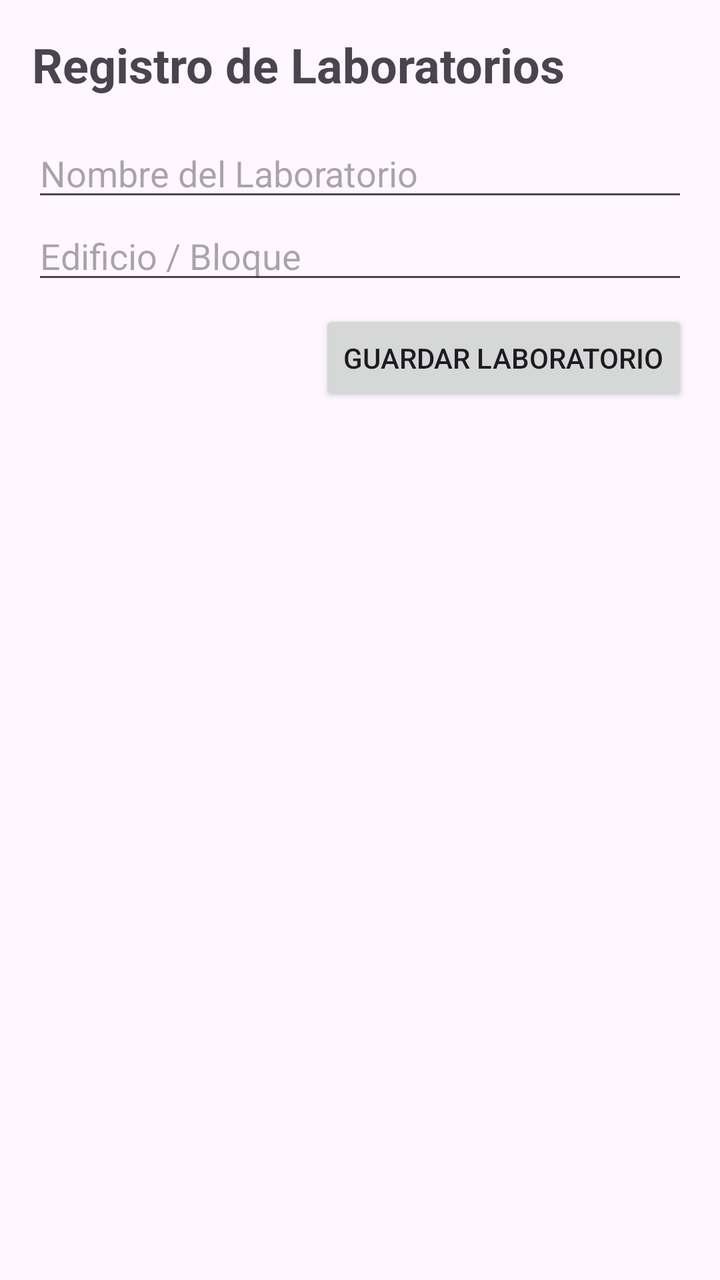
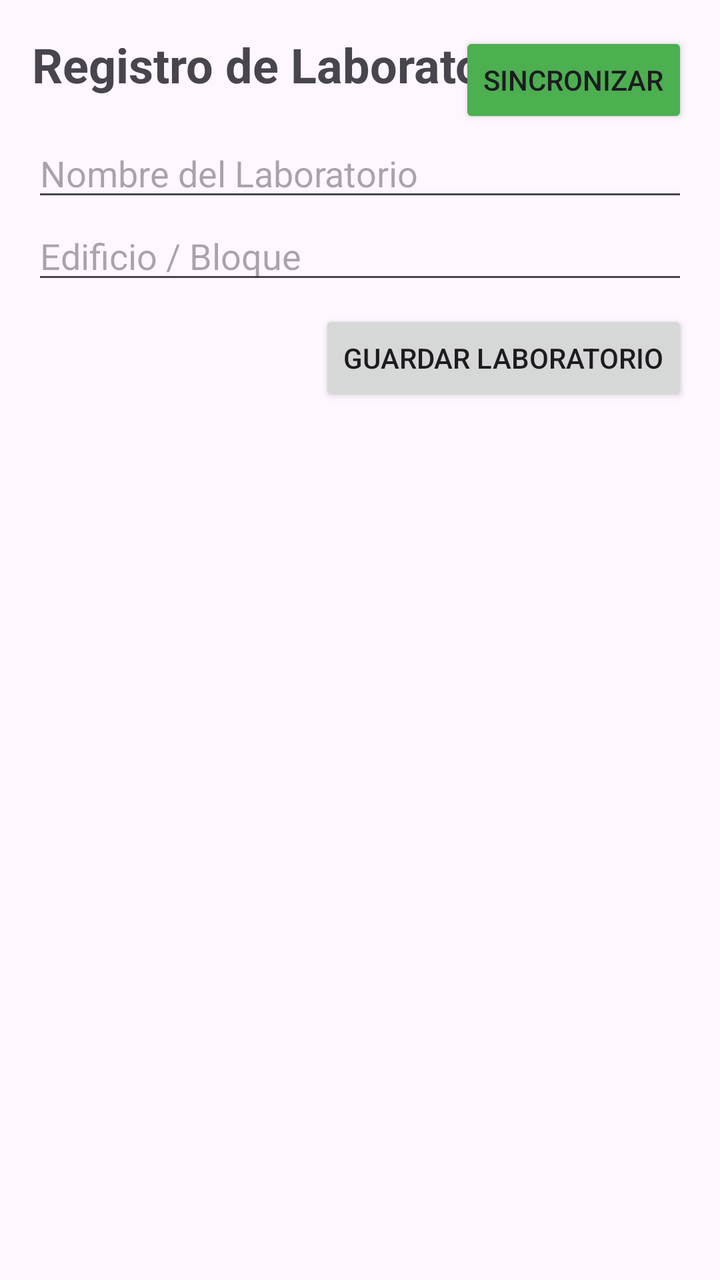

An Android layout rendered at two revisions. The XML below is the earlier revision; the diff shows what the commit changed to produce the second picture.
<!-- AndroidManifest.xml: application theme Theme.TechAudit20 -->
<!-- res/layout/activity_main.xml -->
<?xml version="1.0" encoding="utf-8"?>
<androidx.constraintlayout.widget.ConstraintLayout
    xmlns:android="http://schemas.android.com/apk/res/android"
    xmlns:app="http://schemas.android.com/apk/res-auto"
    android:layout_width="match_parent"
    android:layout_height="match_parent"
    android:padding="16.dp">

    <TextView
        android:id="@+id/tvTitle"
        android:layout_width="wrap_content"
        android:layout_height="wrap_content"
        android:text="Registro de Laboratorios"
        android:textSize="24sp"
        android:textStyle="bold"
        app:layout_constraintTop_toTopOf="parent"
        app:layout_constraintStart_toStartOf="parent" />

    <EditText
        android:id="@+id/etNombreLab"
        android:layout_width="0.dp"
        android:layout_height="wrap_content"
        android:hint="Nombre del Laboratorio"
        android:layout_marginTop="16.dp"
        app:layout_constraintTop_toBottomOf="@id/tvTitle"
        app:layout_constraintStart_toStartOf="parent"
        app:layout_constraintEnd_toEndOf="parent" />

    <EditText
        android:id="@+id/etEdificioLab"
        android:layout_width="0.dp"
        android:layout_height="wrap_content"
        android:hint="Edificio / Bloque"
        app:layout_constraintTop_toBottomOf="@id/etNombreLab"
        app:layout_constraintStart_toStartOf="parent"
        app:layout_constraintEnd_toEndOf="parent" />

    <Button
        android:id="@+id/btnGuardarLab"
        android:layout_width="wrap_content"
        android:layout_height="wrap_content"
        android:text="Guardar Laboratorio"
        android:layout_marginTop="8.dp"
        app:layout_constraintTop_toBottomOf="@id/etEdificioLab"
        app:layout_constraintEnd_toEndOf="parent" />

    <androidx.recyclerview.widget.RecyclerView
        android:id="@+id/rvLaboratorios"
        android:layout_width="0.dp"
        android:layout_height="0.dp"
        android:layout_marginTop="16.dp"
        app:layout_constraintTop_toBottomOf="@id/btnGuardarLab"
        app:layout_constraintBottom_toBottomOf="parent"
        app:layout_constraintStart_toStartOf="parent"
        app:layout_constraintEnd_toEndOf="parent" />

</androidx.constraintlayout.widget.ConstraintLayout>
<!-- resources referenced by this layout -->
<resources>
  <style name="Theme.TechAudit20" parent="Base.Theme.TechAudit20" />
  <style name="Base.Theme.TechAudit20" parent="Theme.Material3.DayNight.NoActionBar">
          
          
      </style>
</resources>

<!-- the commit's change to res/layout/activity_main.xml (unified diff, before → after) -->
@@ -15,6 +15,15 @@
         android:textStyle="bold"
         app:layout_constraintTop_toTopOf="parent"
         app:layout_constraintStart_toStartOf="parent" />
+
+    <Button
+        android:id="@+id/btnSyncCloud"
+        android:layout_width="wrap_content"
+        android:layout_height="wrap_content"
+        android:text="Sincronizar"
+        android:backgroundTint="#4CAF50"
+        app:layout_constraintTop_toTopOf="parent"
+        app:layout_constraintEnd_toEndOf="parent" />
 
     <EditText
         android:id="@+id/etNombreLab"
